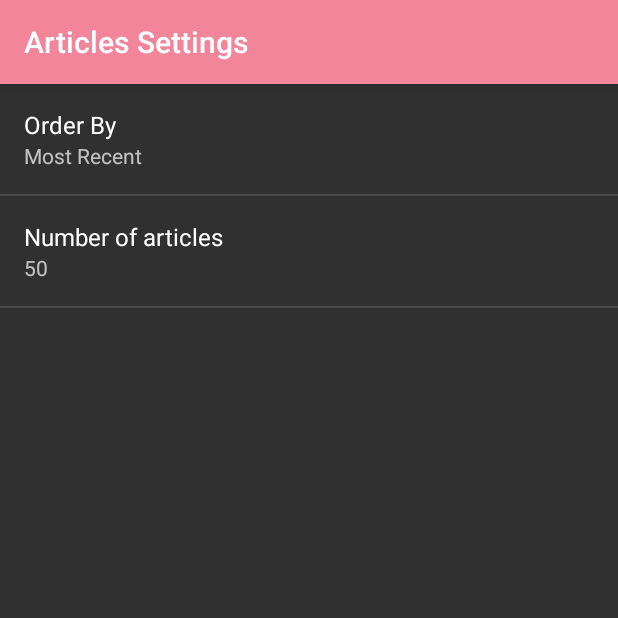
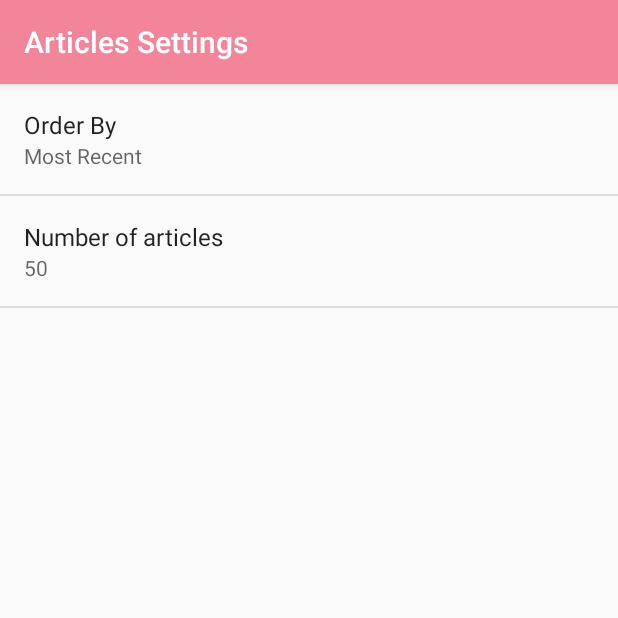
Before and after one commit to ayokunmii/NewsApp_v2, an Android app: the SettingsActivity screen opened directly, with no data from a screen before it, on a phone screen of 412 x 824 dp, the top half of it. Run offline under Robolectric (Android 15) with nearby library versions, the phone set to English and light mode, and no system bars.

Commit message:
minor improvements

```diff
--- a/app/src/main/res/values/styles.xml
+++ b/app/src/main/res/values/styles.xml
@@ -1,12 +1,12 @@
 <resources>
 
     <!-- Base application theme. -->
-    <style name="AppTheme" parent="Base.Theme.AppCompat">
+    <style name="AppTheme" parent="Theme.AppCompat.Light.DarkActionBar">
         <!-- Customize your theme here. -->
         <item name="colorPrimary">@color/colorPrimary</item>
         <item name="colorPrimaryDark">@color/colorPrimaryDark</item>
         <item name="colorAccent">@color/colorAccent</item>
-        <item name="android:textColor">@android:color/white</item>
+
 
     </style>
 
```
